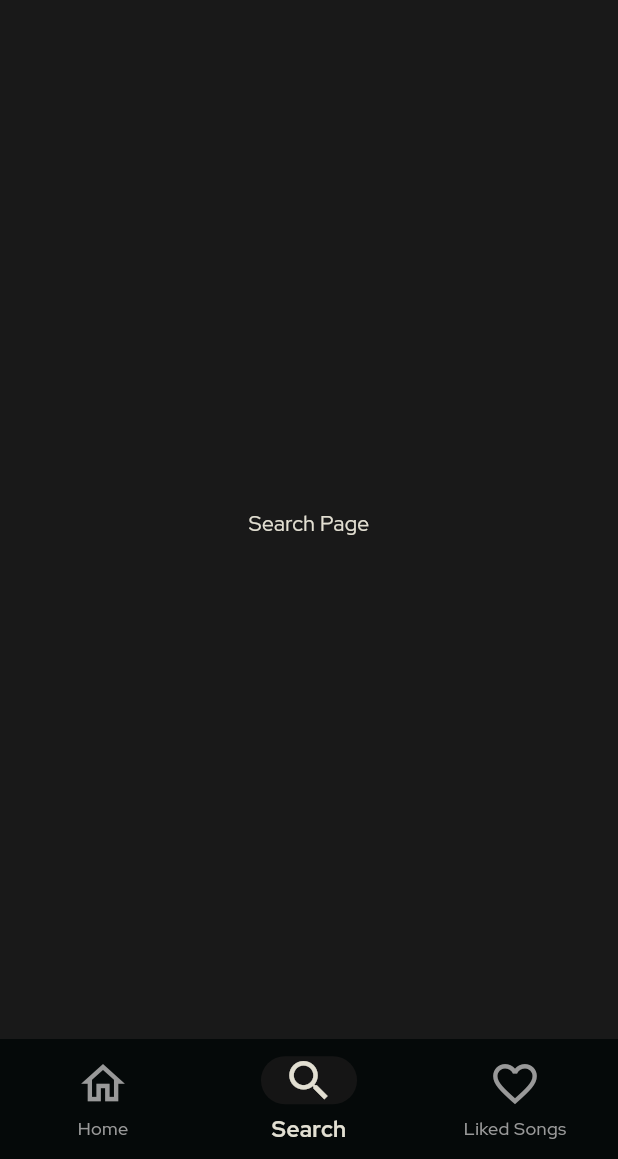
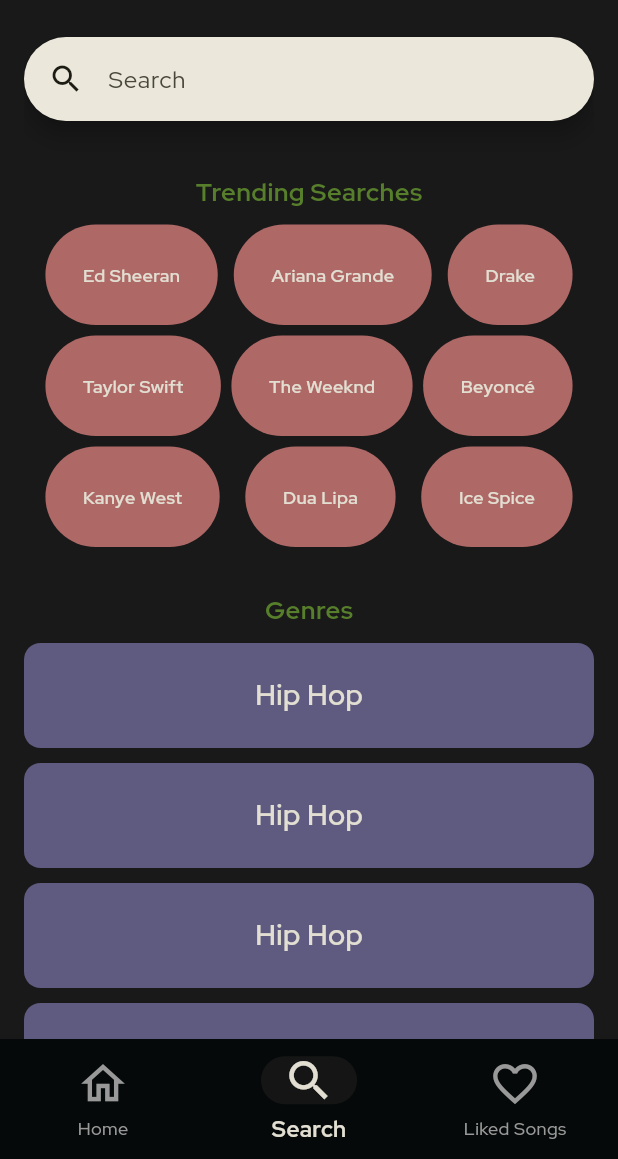
Before and after one commit to TechSmith90210/GRAPEWINE, a Flutter app: the screen it shows after launch, item 2 of the bottom bar chosen, on a phone screen of 412 x 824 dp, the part 77-1236 px from its top. Run offline on Flutter 3.47's test engine with Material 3 defaults, Android fonts, the phone set to English and light mode, and no system bars; our stand-ins replace cloud_firestore, firebase_auth, firebase_core, fluttertoast, get, google_fonts and 1 more; accounts and stored records are empty; network calls fail.

Commit message:
Designed Search Page
dynamic data and other changes later

```diff
--- a/lib/Colors/colors.dart
+++ b/lib/Colors/colors.dart
@@ -10,7 +10,12 @@ Color blackColor = const Color(0xFF050909);
 Color greenColor = const Color(0xFF577F2B);
 Color darkgreyColor = const Color(0xFF979797);
 
-
+// Bubble Colours
+Color purpleBubbleColor = const Color(0xFF32083D);
+Color blueBubbleColor = const Color(0xFF5E5A80);
+Color darkblueBubbleColor = const Color(0xFF2B2940);
+Color lightpurpleBubbleColor = const Color(0xFF5A3065);
+Color pinkBubbleColor = const Color(0xFFAE6866);
 
 // Brand / Primary Colors
 Color redColor = const Color(0xFFDC3535);
--- a/lib/Presentation/Navbar Pages/search_screen.dart
+++ b/lib/Presentation/Navbar Pages/search_screen.dart
@@ -1,8 +1,9 @@
 import 'package:flutter/material.dart';
 import 'package:google_fonts/google_fonts.dart';
 import 'package:grapewine_music_app/Presentation/widgets/AppBarWidget.dart';
-
+import 'package:grapewine_music_app/Presentation/widgets/SearchBarWidget.dart';
 import '../../Colors/colors.dart';
+import '../widgets/TrendingBubbleWidget.dart';
 
 class SearchScreen extends StatefulWidget {
   const SearchScreen({super.key});
@@ -14,14 +15,92 @@ class SearchScreen extends StatefulWidget {
 class _SearchScreenState extends State<SearchScreen> {
   @override
   Widget build(BuildContext context) {
+    List<String> artistNames = [
+      'Ed Sheeran',
+      'Ariana Grande',
+      'Drake',
+      'Taylor Swift',
+      'The Weeknd',
+      'Beyoncé',
+      'Kanye West',
+      'Dua Lipa',
+      'Ice Spice'
+    ];
+
     return Scaffold(
-      appBar: AppBarWidget(title: 'SEARCH'),
-      body: Center(
-        child: Text(
-          'Search Page',
-          style: GoogleFonts.redHatDisplay(color: whiteColor),
-        ),
-      ),
-    );
+        appBar: AppBarWidget(title: 'SEARCH'),
+        body: Container(
+          margin: EdgeInsets.only(left: 16, right: 16),
+          child: SingleChildScrollView(
+            scrollDirection: Axis.vertical,
+            child: Column(
+              children: [
+                const SizedBox(
+                  height: 20,
+                ),
+                SearchBarWidget(),
+                const SizedBox(
+                  height: 35,
+                ),
+                Text(
+                  'Trending Searches',
+                  style: GoogleFonts.redHatDisplay(
+                      color: greenColor,
+                      fontSize: 17,
+                      fontWeight: FontWeight.w700),
+                ),
+                const SizedBox(
+                  height: 10,
+                ),
+                Wrap(
+                  spacing: 7.0, // space between each bubble
+                  runSpacing: 7.0, //space below bubbles
+                  alignment: WrapAlignment.spaceBetween,
+                  children: artistNames.map((name) {
+                    return TrendingBubbleWidget(
+                      artistName: name,
+                    );
+                  }).toList(),
+                ),
+                SizedBox(
+                  height: 30,
+                ),
+                Text(
+                  'Genres',
+                  style: GoogleFonts.redHatDisplay(
+                      color: greenColor,
+                      fontSize: 17,
+                      fontWeight: FontWeight.w700),
+                ),
+                SizedBox(
+                  height: 10,
+                ),
+                ListView.builder(
+                  itemCount: 4,
+                  shrinkWrap: true,
+                  itemBuilder: (context, index) {
+                    return Container(
+                      margin: EdgeInsets.only(bottom: 10),
+                      height: 70,
+                      width: double.infinity,
+                      decoration: BoxDecoration(
+                          color: blueBubbleColor,
+                          borderRadius: BorderRadius.circular(11)),
+                      child: Center(
+                        child: Text(
+                          'Hip Hop',
+                          style: GoogleFonts.redHatDisplay(
+                              color: whiteColor,
+                              fontSize: 19,
+                              fontWeight: FontWeight.w600),
+                        ),
+                      ),
+                    );
+                  },
+                )
+              ],
+            ),
+          ),
+        ));
   }
 }
--- /dev/null
+++ b/lib/Presentation/widgets/SearchBarWidget.dart
@@ -0,0 +1,40 @@
+import 'package:flutter/material.dart';
+
+class SearchBarWidget extends StatefulWidget {
+  const SearchBarWidget({super.key});
+
+  @override
+  State<SearchBarWidget> createState() => _SearchBarWidgetState();
+}
+
+class _SearchBarWidgetState extends State<SearchBarWidget> {
+  @override
+  Widget build(BuildContext context) {
+    return SearchAnchor(
+      builder: (context, controller) {
+        return SearchBar(
+          controller: controller,
+          padding: const MaterialStatePropertyAll<EdgeInsets>(
+              EdgeInsets.symmetric(horizontal: 16.0)),
+          onTap: () => controller.openView(),
+          onChanged: (_) => controller.closeView(controller.text),
+          leading: const Icon(Icons.search),
+          hintText: 'Search',
+        );
+      },
+      suggestionsBuilder: (context, controller) {
+        return List<ListTile>.generate(5, (index) {
+          final String item = 'item $index';
+          return ListTile(
+            title: Text(item),
+            onTap: () {
+              setState(() {
+                controller.closeView(item);
+              });
+            },
+          );
+        });
+      },
+    );
+  }
+}
--- /dev/null
+++ b/lib/Presentation/widgets/TrendingBubbleWidget.dart
@@ -0,0 +1,38 @@
+import 'dart:math';
+import 'package:flutter/material.dart';
+import 'package:google_fonts/google_fonts.dart';
+import '../../Colors/colors.dart';
+
+class TrendingBubbleWidget extends StatelessWidget {
+  final String artistName;
+
+  TrendingBubbleWidget({required this.artistName});
+
+  @override
+  Widget build(BuildContext context) {
+    final List<Color> colors = [
+      purpleBubbleColor,
+      blueBubbleColor,
+      darkblueBubbleColor,
+      lightpurpleBubbleColor,
+      pinkBubbleColor,
+      greenColor
+    ];
+
+    final Random random = Random();
+    final Color color = colors[random.nextInt(colors.length)];
+
+    return Container(
+      padding: const EdgeInsets.all(25),
+      decoration: BoxDecoration(
+        color: color,
+        borderRadius: BorderRadius.circular(37),
+      ),
+      child: Text(
+        artistName,
+        style: GoogleFonts.redHatDisplay(
+            color: whiteColor, fontSize: 12, fontWeight: FontWeight.w600),
+      ),
+    );
+  }
+}
```
